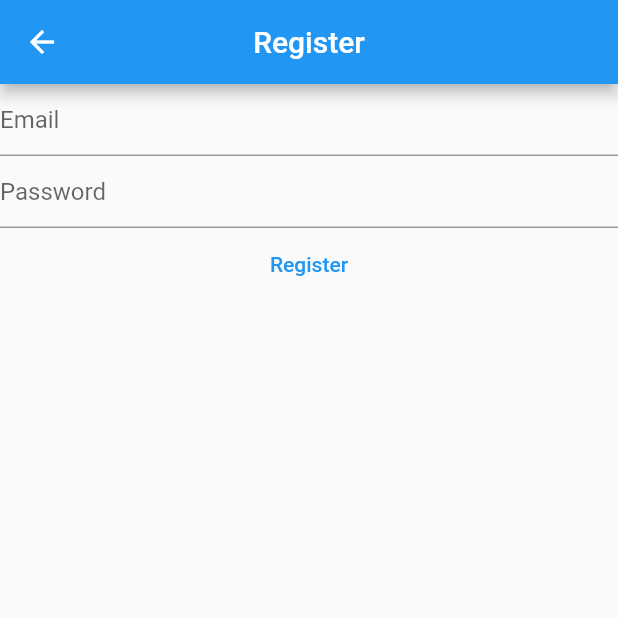
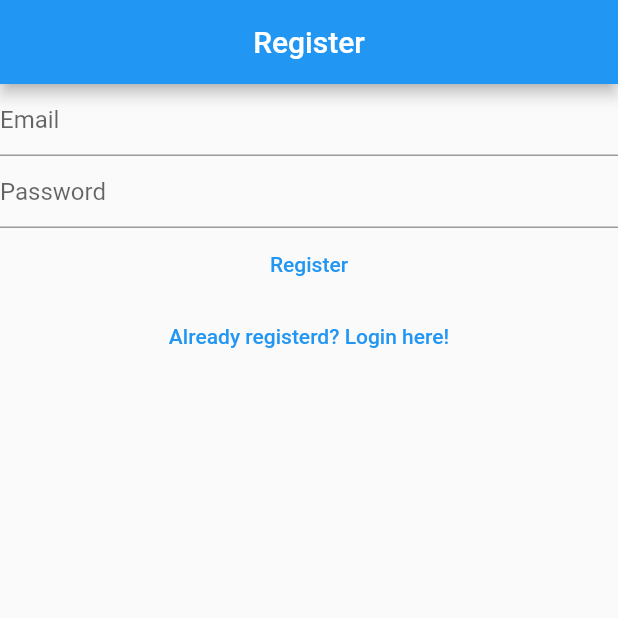
Before and after one commit to a-3isa/flutter_basics, a Flutter app: the RegisterView screen opened directly, on a phone screen of 412 x 824 dp, the top half of it. Run offline on Flutter 3.47's test engine with Material 2 defaults, Android fonts, the phone set to English and light mode, and no system bars; our stand-ins replace firebase_auth, firebase_core; accounts and stored records are empty.

Commit message:
modified:   lib/main.dart 	modified:   lib/view/login_view.dart 	new file:   lib/view/logout_view.dart 	modified:   lib/view/register_view.dart 	new file:   lib/view/verfication_view.dart

```diff
--- a/lib/view/register_view.dart
+++ b/lib/view/register_view.dart
@@ -35,14 +35,7 @@
         title: Text("Register"),
         centerTitle: true,
       ),
-      body: FutureBuilder(
-        future: Firebase.initializeApp(
-          options: DefaultFirebaseOptions.currentPlatform,
-        ),
-        builder: (context, snapshot) {
-          switch (snapshot.connectionState) {
-            case ConnectionState.done:
-              return Center(
+      body: Center(
         child: Column(
           children: [
             TextField(
@@ -81,13 +74,14 @@
               },
               child: Text("Register"),
             ),
+            TextButton(
+                onPressed: () {
+                  Navigator.of(context)
+                      .pushNamedAndRemoveUntil("/login/", (route) => false);
+                },
+                child: Text("Already registerd? Login here!"))
           ],
         ),
-              );
-            default:
-              return Text("Loading");
-          }
-        },
       ),
     );
   }
```
Also changed, not shown: lib/main.dart (+17 -9 lines), lib/view/login_view.dart (+18 -14 lines), lib/view/logout_view.dart (added, +35 -0 lines), lib/view/verfication_view.dart (added, +38 -0 lines). Lines whose indentation alone changed are shown as unchanged.
